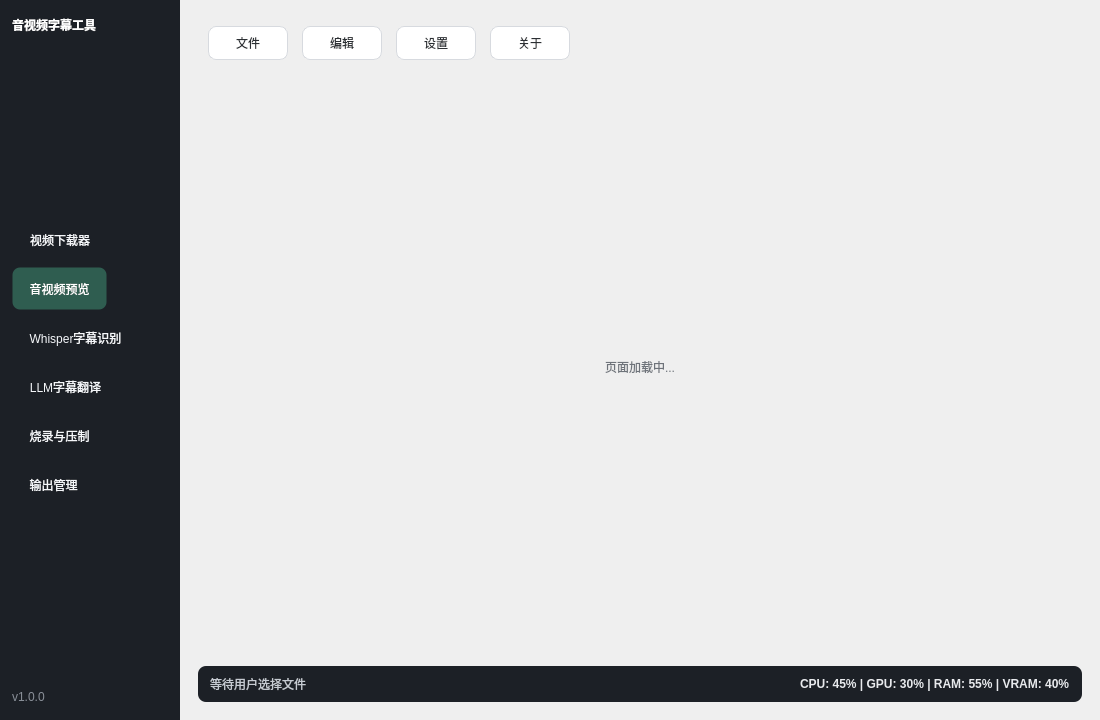
First picture: the form in src/mainwindow.ui, repository Harland-Liwalit/qSrtTool, before the edit.
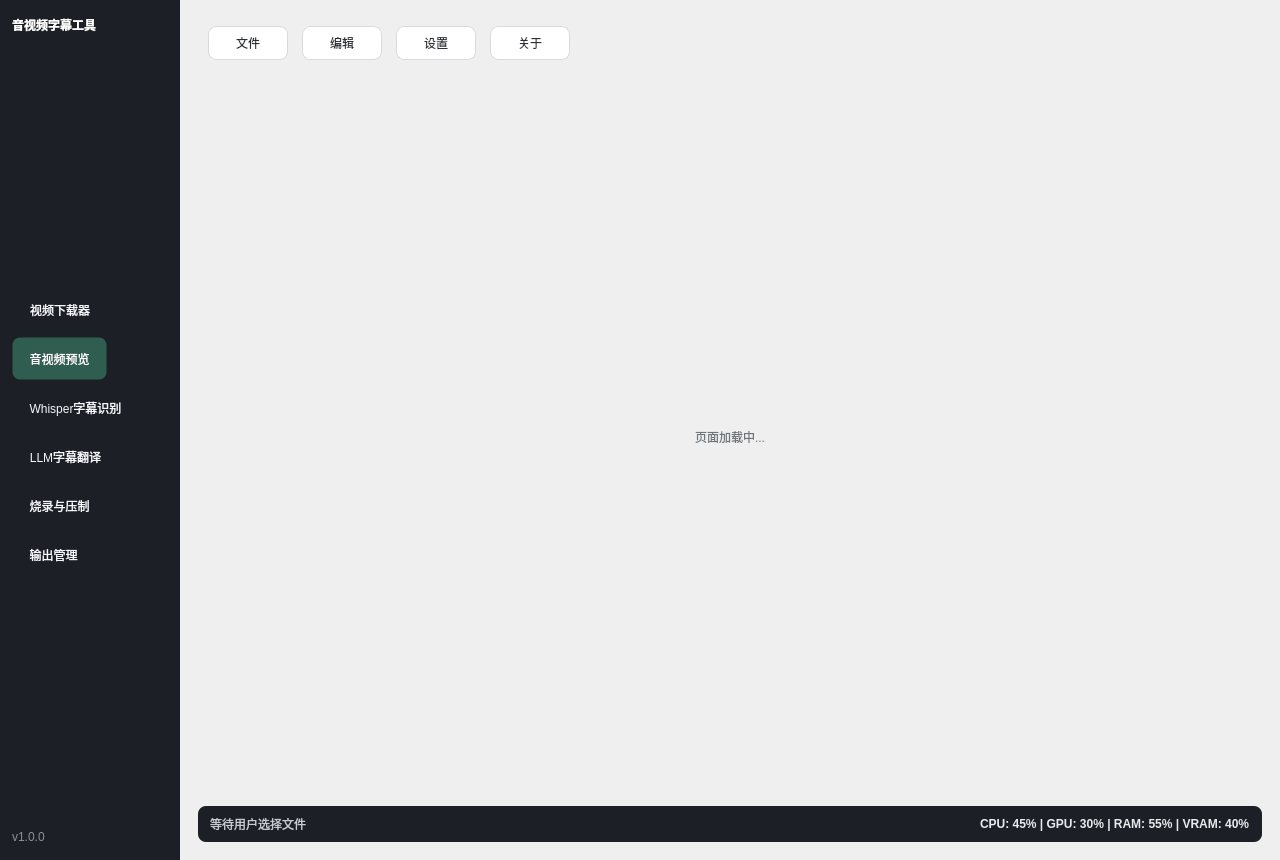
Second picture: the form after the edit.

The edit to the form file:
```diff
--- a/src/mainwindow.ui
+++ b/src/mainwindow.ui
@@ -6,14 +6,14 @@
    <rect>
     <x>0</x>
     <y>0</y>
-    <width>1100</width>
-    <height>720</height>
+            <width>1280</width>
+            <height>860</height>
    </rect>
   </property>
   <property name="minimumSize">
    <size>
-    <width>980</width>
-    <height>640</height>
+            <width>1120</width>
+            <height>760</height>
    </size>
   </property>
   <property name="windowTitle">
```
